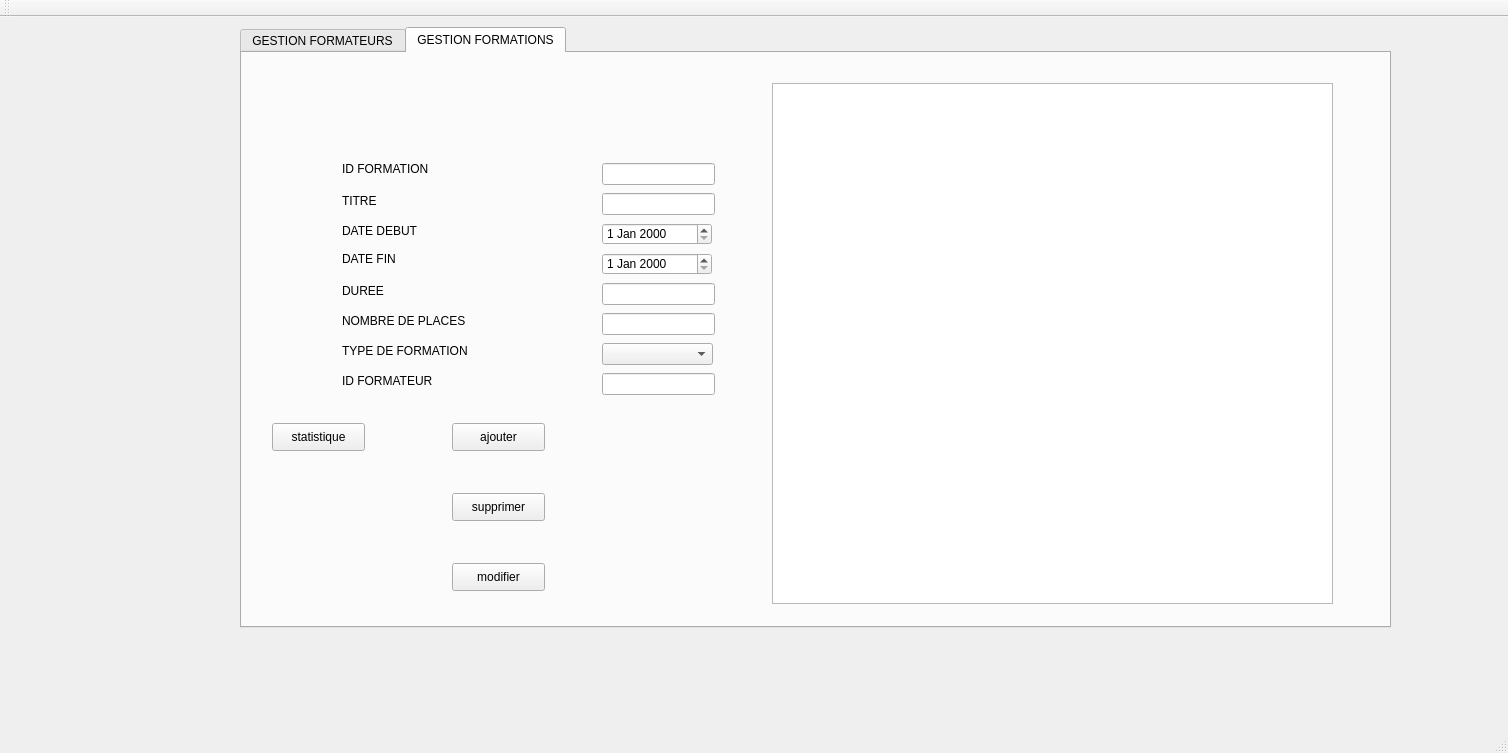
Qt form mainwindow.ui (NouraneLammouchi/projetqt) before a commit.
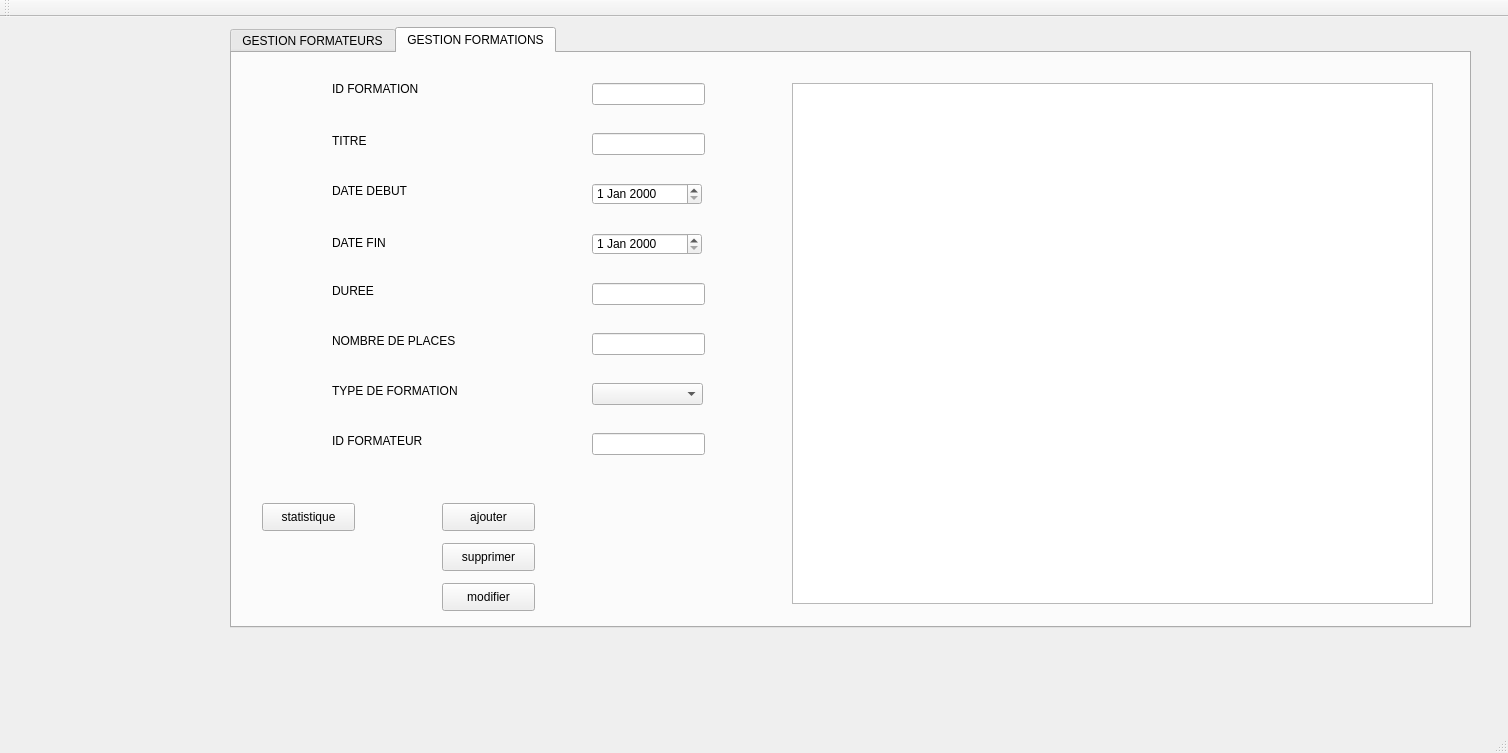
The same form after that commit. The open tabs and pages were chosen to show the change.

Commit message: controle de saisie

Diff of the .ui file:
```diff
--- a/mainwindow.ui
+++ b/mainwindow.ui
@@ -17,9 +17,9 @@
    <widget class="QTabWidget" name="tabWidget">
     <property name="geometry">
      <rect>
-      <x>240</x>
+      <x>230</x>
       <y>10</y>
-      <width>1151</width>
+      <width>1241</width>
       <height>601</height>
      </rect>
     </property>
@@ -259,7 +259,7 @@
       <property name="geometry">
        <rect>
         <x>210</x>
-        <y>370</y>
+        <y>450</y>
         <width>93</width>
         <height>28</height>
        </rect>
@@ -271,9 +271,9 @@
      <widget class="QTableView" name="tableView_formations">
       <property name="geometry">
        <rect>
-        <x>530</x>
+        <x>560</x>
         <y>30</y>
-        <width>561</width>
+        <width>641</width>
         <height>521</height>
        </rect>
       </property>
@@ -282,7 +282,7 @@
       <property name="geometry">
        <rect>
         <x>360</x>
-        <y>260</y>
+        <y>280</y>
         <width>113</width>
         <height>22</height>
        </rect>
@@ -292,7 +292,7 @@
       <property name="geometry">
        <rect>
         <x>360</x>
-        <y>140</y>
+        <y>80</y>
         <width>113</width>
         <height>22</height>
        </rect>
@@ -302,7 +302,7 @@
       <property name="geometry">
        <rect>
         <x>210</x>
-        <y>440</y>
+        <y>490</y>
         <width>93</width>
         <height>28</height>
        </rect>
@@ -311,11 +311,11 @@
        <string>supprimer</string>
       </property>
      </widget>
-     <widget class="QLabel" name="label_datefin">
+     <widget class="QLabel" name="label_13">
       <property name="geometry">
        <rect>
         <x>100</x>
-        <y>196</y>
+        <y>180</y>
         <width>56</width>
         <height>20</height>
        </rect>
@@ -324,11 +324,11 @@
        <string>DATE FIN</string>
       </property>
      </widget>
-     <widget class="QLabel" name="label_id_formation">
+     <widget class="QLabel" name="label_16">
       <property name="geometry">
        <rect>
         <x>100</x>
-        <y>100</y>
+        <y>20</y>
         <width>121</width>
         <height>31</height>
        </rect>
@@ -337,11 +337,11 @@
        <string>ID FORMATION</string>
       </property>
      </widget>
-     <widget class="QLabel" name="label_titre">
+     <widget class="QLabel" name="label_18">
       <property name="geometry">
        <rect>
         <x>100</x>
-        <y>140</y>
+        <y>80</y>
         <width>56</width>
         <height>16</height>
        </rect>
@@ -350,7 +350,7 @@
        <string>TITRE</string>
       </property>
      </widget>
-     <widget class="QLabel" name="label_duree">
+     <widget class="QLabel" name="label_14">
       <property name="geometry">
        <rect>
         <x>100</x>
@@ -373,11 +373,11 @@
        </rect>
       </property>
      </widget>
-     <widget class="QLabel" name="label_datedebut">
+     <widget class="QLabel" name="label_12">
       <property name="geometry">
        <rect>
         <x>100</x>
-        <y>170</y>
+        <y>130</y>
         <width>91</width>
         <height>16</height>
        </rect>
@@ -386,11 +386,11 @@
        <string>DATE DEBUT</string>
       </property>
      </widget>
-     <widget class="QLabel" name="label_nbrplace">
+     <widget class="QLabel" name="label_17">
       <property name="geometry">
        <rect>
         <x>100</x>
-        <y>260</y>
+        <y>280</y>
         <width>141</width>
         <height>16</height>
        </rect>
@@ -403,7 +403,7 @@
       <property name="geometry">
        <rect>
         <x>360</x>
-        <y>110</y>
+        <y>30</y>
         <width>113</width>
         <height>22</height>
        </rect>
@@ -413,7 +413,7 @@
       <property name="geometry">
        <rect>
         <x>360</x>
-        <y>320</y>
+        <y>380</y>
         <width>113</width>
         <height>22</height>
        </rect>
@@ -423,7 +423,7 @@
       <property name="geometry">
        <rect>
         <x>100</x>
-        <y>290</y>
+        <y>330</y>
         <width>151</width>
         <height>16</height>
        </rect>
@@ -432,11 +432,11 @@
        <string>TYPE DE FORMATION</string>
       </property>
      </widget>
-     <widget class="QLabel" name="label_id_formateur">
+     <widget class="QLabel" name="label_15">
       <property name="geometry">
        <rect>
         <x>100</x>
-        <y>320</y>
+        <y>380</y>
         <width>101</width>
         <height>16</height>
        </rect>
@@ -449,7 +449,7 @@
       <property name="geometry">
        <rect>
         <x>360</x>
-        <y>170</y>
+        <y>130</y>
         <width>110</width>
         <height>22</height>
        </rect>
@@ -459,7 +459,7 @@
       <property name="geometry">
        <rect>
         <x>360</x>
-        <y>200</y>
+        <y>180</y>
         <width>110</width>
         <height>22</height>
        </rect>
@@ -469,7 +469,7 @@
       <property name="geometry">
        <rect>
         <x>360</x>
-        <y>290</y>
+        <y>330</y>
         <width>111</width>
         <height>22</height>
        </rect>
@@ -499,7 +499,7 @@
       <property name="geometry">
        <rect>
         <x>210</x>
-        <y>510</y>
+        <y>530</y>
         <width>93</width>
         <height>28</height>
        </rect>
@@ -512,7 +512,7 @@
       <property name="geometry">
        <rect>
         <x>30</x>
-        <y>370</y>
+        <y>450</y>
         <width>93</width>
         <height>28</height>
        </rect>
@@ -521,6 +521,110 @@
        <string>statistique</string>
       </property>
      </widget>
+     <widget class="QLabel" name="label_id_formation">
+      <property name="geometry">
+       <rect>
+        <x>360</x>
+        <y>50</y>
+        <width>111</width>
+        <height>20</height>
+       </rect>
+      </property>
+      <property name="text">
+       <string/>
+      </property>
+     </widget>
+     <widget class="QLabel" name="label_titre">
+      <property name="geometry">
+       <rect>
+        <x>360</x>
+        <y>100</y>
+        <width>111</width>
+        <height>20</height>
+       </rect>
+      </property>
+      <property name="text">
+       <string/>
+      </property>
+     </widget>
+     <widget class="QLabel" name="label_datedebut">
+      <property name="geometry">
+       <rect>
+        <x>360</x>
+        <y>150</y>
+        <width>111</width>
+        <height>20</height>
+       </rect>
+      </property>
+      <property name="text">
+       <string/>
+      </property>
+     </widget>
+     <widget class="QLabel" name="label_datefin">
+      <property name="geometry">
+       <rect>
+        <x>360</x>
+        <y>200</y>
+        <width>111</width>
+        <height>20</height>
+       </rect>
+      </property>
+      <property name="text">
+       <string/>
+      </property>
+     </widget>
+     <widget class="QLabel" name="label_duree">
+      <property name="geometry">
+       <rect>
+        <x>360</x>
+        <y>250</y>
+        <width>111</width>
+        <height>20</height>
+       </rect>
+      </property>
+      <property name="text">
+       <string/>
+      </property>
+     </widget>
+     <widget class="QLabel" name="label_nbrplace">
+      <property name="geometry">
+       <rect>
+        <x>360</x>
+        <y>300</y>
+        <width>111</width>
+        <height>20</height>
+       </rect>
+      </property>
+      <property name="text">
+       <string/>
+      </property>
+     </widget>
+     <widget class="QLabel" name="label_type">
+      <property name="geometry">
+       <rect>
+        <x>360</x>
+        <y>350</y>
+        <width>111</width>
+        <height>20</height>
+       </rect>
+      </property>
+      <property name="text">
+       <string/>
+      </property>
+     </widget>
+     <widget class="QLabel" name="label_id_formateur">
+      <property name="geometry">
+       <rect>
+        <x>360</x>
+        <y>400</y>
+        <width>111</width>
+        <height>20</height>
+       </rect>
+      </property>
+      <property name="text">
+       <string/>
+      </property>
+     </widget>
     </widget>
    </widget>
   </widget>
```
Left out of the diff: 134 changed lines with no effect on the pictures. The commit also changes 2 other files.
